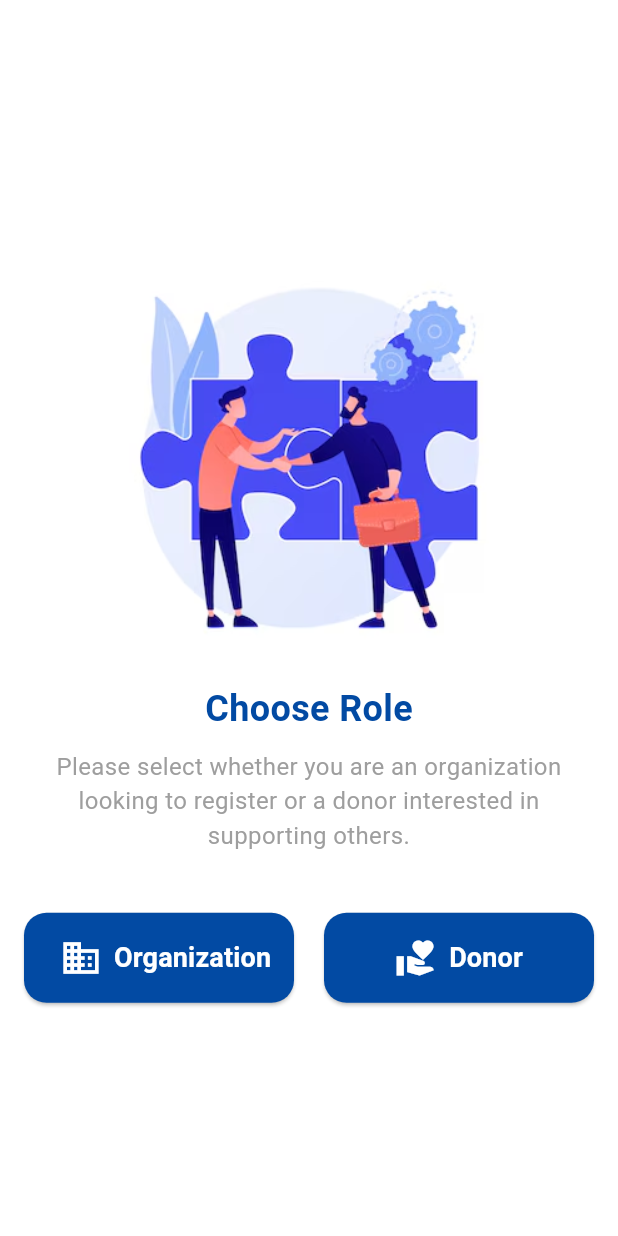
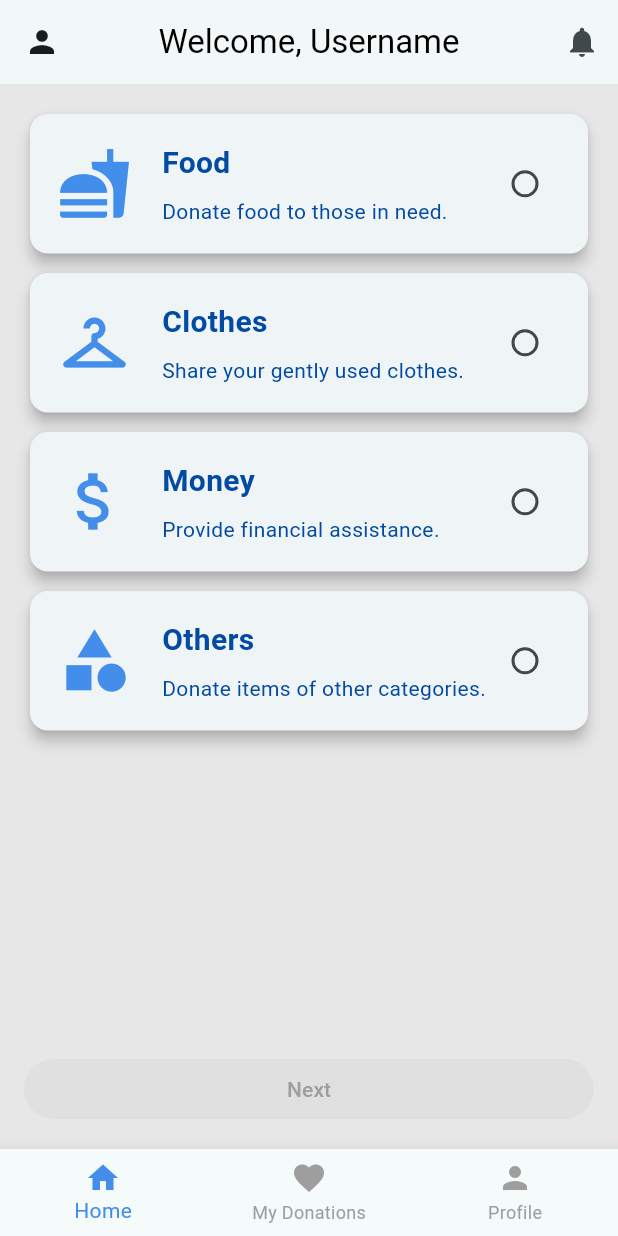
Before and after one commit to huzaifascinating/giventake, a Flutter app: the screen it shows after launch, on a phone screen of 412 x 824 dp. Run offline on Flutter 3.47's test engine with Material 3 defaults, Android fonts, the light colour scheme and no system bars.

Commit message:
developed donor home

```diff
--- /dev/null
+++ b/lib/donor_home.dart
@@ -0,0 +1,237 @@
+import 'package:flutter/material.dart';
+import 'main.dart'; // Ensure your `lightBlue` color is defined here
+
+class DonorHome extends StatefulWidget {
+  const DonorHome({super.key});
+
+  @override
+  _DonorHomeState createState() => _DonorHomeState();
+}
+
+class _DonorHomeState extends State<DonorHome> {
+  final Map<String, bool> _selectedCategories = {
+    'Food': false,
+    'Clothes': false,
+    'Money': false,
+    'Others': false,
+  };
+
+  int _currentIndex = 0; // Track the selected bottom navigation item
+
+  bool get _isAnyCategorySelected =>
+      _selectedCategories.values.any((isSelected) => isSelected);
+
+  @override
+  Widget build(BuildContext context) {
+    return Scaffold(
+      appBar: AppBar(
+        leading: IconButton(
+          icon: const Icon(Icons.person), // User logo placeholder
+          onPressed: () {
+            // Handle user profile action
+          },
+        ),
+        title: const Text(
+          'Welcome, Username', // Replace with dynamic username
+          style: TextStyle(color: Colors.black),
+        ),
+        centerTitle: true,
+        backgroundColor: Colors.white,
+        elevation: 1,
+        actions: [
+          IconButton(
+            icon: const Icon(Icons.notifications), // Notification bell icon
+            onPressed: () {
+              // Handle notification action
+            },
+          ),
+        ],
+      ),
+      body: Padding(
+        padding: const EdgeInsets.all(16.0),
+        child: Column(
+          children: [
+            Expanded(
+              child: ListView(
+                children: _selectedCategories.keys.map((category) {
+                  return Padding(
+                    padding: const EdgeInsets.only(
+                        bottom: 5.0), // Add spacing between cards
+                    child: _buildCategoryCard(
+                      icon: _getIconForCategory(category),
+                      title: category,
+                      description: _getDescriptionForCategory(category),
+                      isSelected: _selectedCategories[category]!,
+                      onTap: () {
+                        setState(() {
+                          _selectedCategories[category] =
+                              !_selectedCategories[category]!;
+                        });
+                      },
+                    ),
+                  );
+                }).toList(),
+              ),
+            ),
+            // Next button
+            SizedBox(
+              width: double.infinity,
+              child: ElevatedButton(
+                onPressed: _isAnyCategorySelected
+                    ? () {
+                        final selectedCategories = _selectedCategories.entries
+                            .where((entry) => entry.value)
+                            .map((entry) => entry.key)
+                            .toList();
+
+                        // Example: Print the selected categories
+                        print('Selected Categories: $selectedCategories');
+
+                        // Navigate to the next page with selected categories if required
+                      }
+                    : null, // Disable button when no category is selected
+                style: ElevatedButton.styleFrom(
+                  backgroundColor: lightBlue,
+                  foregroundColor: Colors.white,
+                  disabledBackgroundColor:
+                      Colors.grey[300], // Disabled button background
+                  disabledForegroundColor:
+                      Colors.grey[500], // Disabled button text color
+                ),
+                child: const Text('Next'),
+              ),
+            ),
+          ],
+        ),
+      ),
+      bottomNavigationBar: BottomNavigationBar(
+        currentIndex: _currentIndex,
+        items: const [
+          BottomNavigationBarItem(
+            icon: Icon(Icons.home),
+            label: 'Home',
+          ),
+          BottomNavigationBarItem(
+            icon: Icon(Icons.favorite),
+            label: 'My Donations',
+          ),
+          BottomNavigationBarItem(
+            icon: Icon(Icons.person),
+            label: 'Profile',
+          ),
+        ],
+        selectedItemColor: lightBlue, // Highlight the selected item
+        unselectedItemColor: Colors.grey,
+        onTap: (index) {
+          setState(() {
+            _currentIndex = index;
+            // Handle navigation based on selected tab
+            switch (index) {
+              case 0:
+                // Navigate to Home
+                break;
+              case 1:
+                // Navigate to My Donations
+                break;
+              case 2:
+                // Navigate to Profile
+                break;
+            }
+          });
+        },
+      ),
+    );
+  }
+
+  Widget _buildCategoryCard({
+    required IconData icon,
+    required String title,
+    required String description,
+    required bool isSelected,
+    required VoidCallback onTap,
+  }) {
+    return GestureDetector(
+      onTap: onTap,
+      child: Card(
+        shape: RoundedRectangleBorder(
+          borderRadius: BorderRadius.circular(12.0), // Slightly larger rounding
+        ),
+        elevation: 4, // Slightly higher elevation
+        child: Padding(
+          padding:
+              const EdgeInsets.all(18.0), // Increase padding for larger cards
+          child: Row(
+            children: [
+              Icon(
+                icon,
+                size: 50, // Larger icon
+                color: lightBlue,
+              ),
+              const SizedBox(width: 20),
+              Expanded(
+                child: Column(
+                  crossAxisAlignment: CrossAxisAlignment.start,
+                  children: [
+                    Text(
+                      title,
+                      style: const TextStyle(
+                        fontSize: 20, // Slightly larger font size
+                        fontWeight: FontWeight.bold,
+                      ),
+                    ),
+                    const SizedBox(height: 8),
+                    Text(
+                      description,
+                      style: const TextStyle(fontSize: 14),
+                    ),
+                  ],
+                ),
+              ),
+              Checkbox(
+                value: isSelected,
+                onChanged: (value) {
+                  setState(() {
+                    _selectedCategories[title] = value!;
+                  });
+                },
+                shape: const CircleBorder(), // Circular checkbox
+                activeColor: Colors.green,
+                checkColor: Colors.white,
+              ),
+            ],
+          ),
+        ),
+      ),
+    );
+  }
+
+  IconData _getIconForCategory(String category) {
+    switch (category) {
+      case 'Food':
+        return Icons.fastfood;
+      case 'Clothes':
+        return Icons.checkroom;
+      case 'Money':
+        return Icons.attach_money;
+      case 'Others':
+        return Icons.category;
+      default:
+        return Icons.help;
+    }
+  }
+
+  String _getDescriptionForCategory(String category) {
+    switch (category) {
+      case 'Food':
+        return 'Donate food to those in need.';
+      case 'Clothes':
+        return 'Share your gently used clothes.';
+      case 'Money':
+        return 'Provide financial assistance.';
+      case 'Others':
+        return 'Donate items of other categories.';
+      default:
+        return 'No description available.';
+    }
+  }
+}
--- a/lib/donor_login.dart
+++ b/lib/donor_login.dart
@@ -1,5 +1,6 @@
 import 'package:flutter/material.dart';
 import 'package:giventake/main.dart'; // Import your main.dart or where you have defined your colors
+import 'donor_home.dart';
 
 class DonorLogin extends StatelessWidget {
   const DonorLogin({super.key});
@@ -65,7 +66,10 @@ class DonorLogin extends StatelessWidget {
               width: double.infinity,
               child: ElevatedButton(
                 onPressed: () {
-                  // Handle donor login logic here
+                  Navigator.push(
+                    context,
+                    MaterialPageRoute(builder: (context) => const DonorHome()),
+                  );
                 },
                 style: ElevatedButton.styleFrom(
                   backgroundColor: lightBlue,
--- a/lib/main.dart
+++ b/lib/main.dart
@@ -1,5 +1,7 @@
 import 'package:flutter/material.dart';
 import 'package:giventake/role_screen.dart';
+import 'package:giventake/splash.dart';
+import 'donor_home.dart';
 
 const Color primaryColor = Colors.white;
 const Color secondaryColor = Colors.black87;
@@ -29,7 +31,7 @@ class MyApp extends StatelessWidget {
           bodyMedium: TextStyle(color: darkBlue),
         ),
       ),
-      home: const ChooseRoleScreen(),
+      home: const DonorHome(),
     );
   }
 }
```
